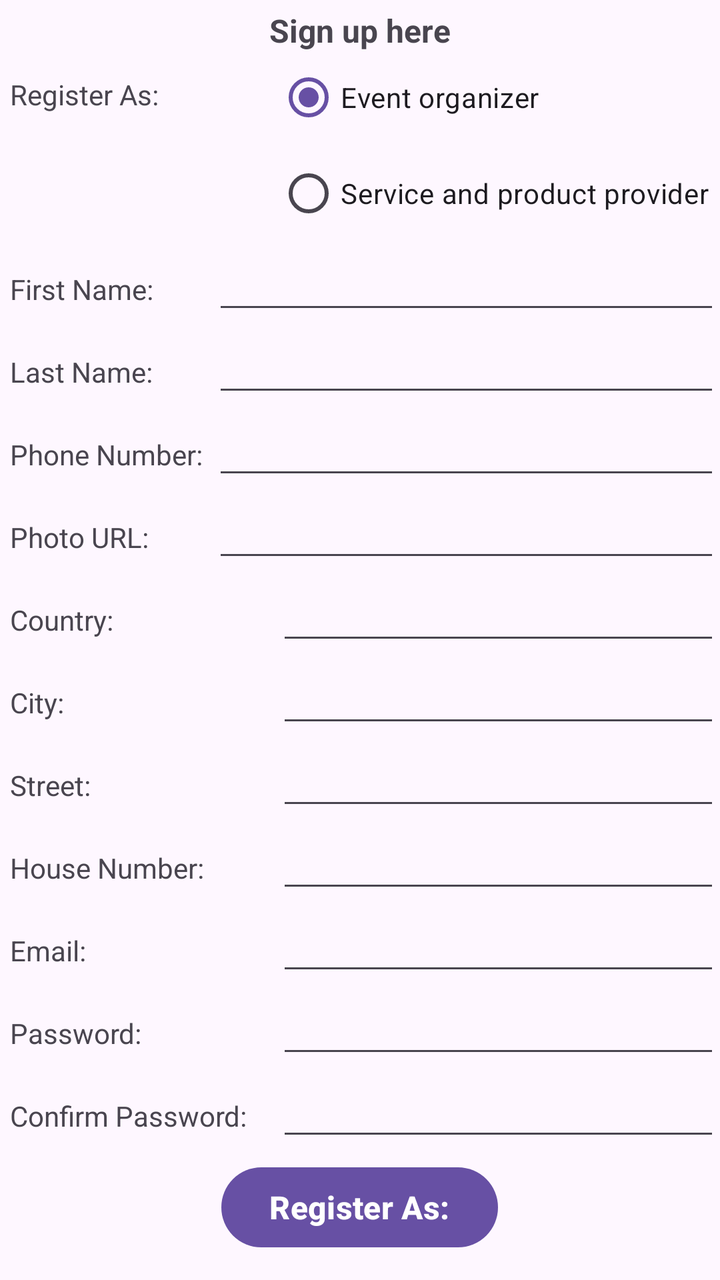
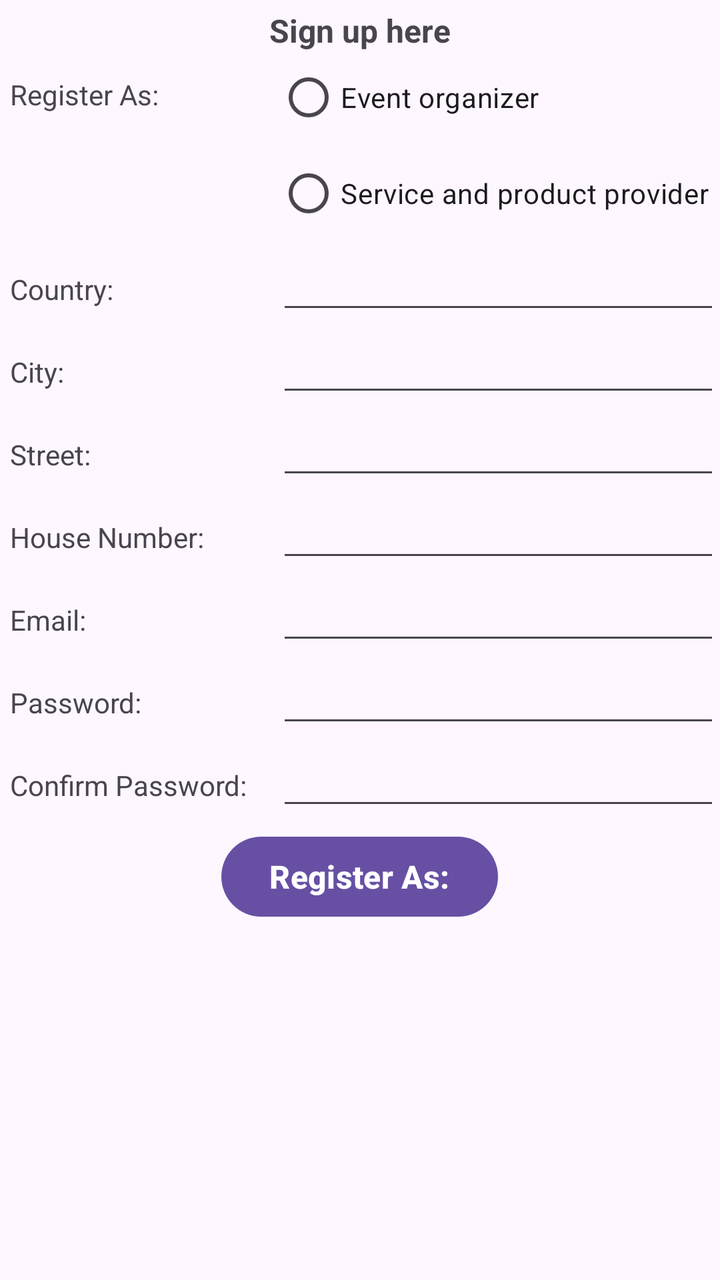

The first picture is an Android layout as it rendered before a commit; the second is the same layout after the commit. The layout source and the unified diff follow.
<!-- AndroidManifest.xml: application theme Theme.EventPlanner -->
<!-- res/layout/activity_registration_screen.xml -->
<?xml version="1.0" encoding="utf-8"?>
<TableLayout xmlns:android="http://schemas.android.com/apk/res/android"
    xmlns:app="http://schemas.android.com/apk/res-auto"
    xmlns:tools="http://schemas.android.com/tools"
    android:id="@+id/main"
    android:layout_width="match_parent"
    android:layout_height="match_parent"
    tools:context=".RegistrationScreen">

    <TableRow
        android:layout_width="match_parent"
        android:layout_height="wrap_content"
        android:gravity="center">

        <TextView
            android:layout_width="wrap_content"
            android:layout_height="wrap_content"
            android:layout_marginTop="3dp"
            android:gravity="center"
            android:text="@string/sign_up_message"
            android:textSize="16sp"
            android:textStyle="bold" />
    </TableRow>

    <TableRow
        android:layout_width="match_parent"
        android:layout_height="wrap_content">

        <TextView
            android:layout_width="65dp"
            android:layout_height="wrap_content"
            android:layout_marginTop="10dp"
            android:includeFontPadding="false"
            android:padding="5dp"
            android:text="@string/register_as" />

        <RadioGroup
            android:id="@+id/register_rg"
            android:layout_width="0dp"
            android:layout_height="wrap_content"
            android:layout_weight="1">

            <RadioButton android:layout_width="wrap_content"
                android:layout_height="wrap_content"
                android:checked="true"
                android:text="Event organizer" />

            <RadioButton
                android:layout_width="wrap_content"
                android:layout_height="wrap_content"
                android:text="Service and product provider" />
        </RadioGroup>
    </TableRow>

    <include
        android:id="@+id/eoinputs"
        layout="@layout/event_organizer_inputs"
        android:visibility="visible" />

    <include
        android:id="@+id/sppinputs"
        layout="@layout/spp_inputs"
        android:visibility="gone"/>

    <TableRow
        android:layout_width="match_parent"
        android:layout_height="wrap_content">

        <TextView
            android:layout_width="wrap_content"
            android:layout_height="wrap_content"
            android:padding="5dp"
            android:labelFor="@id/country"
            android:text="Country:" />

        <EditText
            android:id="@+id/country"
            android:layout_width="0dp"
            android:layout_height="wrap_content"
            android:layout_weight="1"
            android:inputType="text"
            android:autofillHints="" />
    </TableRow>

    <TableRow
        android:layout_width="match_parent"
        android:layout_height="wrap_content">

        <TextView
            android:layout_width="wrap_content"
            android:layout_height="wrap_content"
            android:padding="5dp"
            android:labelFor="@id/city"
            android:text="City:" />

        <EditText
            android:id="@+id/city"
            android:layout_width="0dp"
            android:layout_height="wrap_content"
            android:layout_weight="1"
            android:inputType="text"
            android:autofillHints="" />
    </TableRow>

    <TableRow
        android:layout_width="match_parent"
        android:layout_height="wrap_content">

        <TextView
            android:layout_width="wrap_content"
            android:layout_height="wrap_content"
            android:padding="5dp"
            android:labelFor="@id/street"
            android:text="Street:" />

        <EditText
            android:id="@+id/street"
            android:layout_width="0dp"
            android:layout_height="wrap_content"
            android:layout_weight="1"
            android:inputType="text"
            android:autofillHints="" />
    </TableRow>

    <TableRow
        android:layout_width="match_parent"
        android:layout_height="wrap_content">

        <TextView
            android:layout_width="wrap_content"
            android:layout_height="wrap_content"
            android:padding="5dp"
            android:labelFor="@id/house_number"
            android:text="House Number:" />

        <EditText
            android:id="@+id/house_number"
            android:layout_width="0dp"
            android:layout_height="wrap_content"
            android:layout_weight="1"
            android:inputType="text"
            android:autofillHints="" />
    </TableRow>

    <TableRow
        android:layout_width="match_parent"
        android:layout_height="wrap_content">

        <TextView
            android:layout_width="wrap_content"
            android:layout_height="wrap_content"
            android:padding="5dp"
            android:labelFor="@id/email"
            android:text="Email:" />

        <EditText
            android:id="@+id/email"
            android:layout_width="0dp"
            android:layout_height="wrap_content"
            android:layout_weight="1"
            android:inputType="textEmailAddress"
            android:autofillHints="" />
    </TableRow>

    <TableRow
        android:layout_width="match_parent"
        android:layout_height="wrap_content">

        <TextView
            android:layout_width="wrap_content"
            android:layout_height="wrap_content"
            android:padding="5dp"
            android:labelFor="@id/password"
            android:text="Password:" />

        <EditText
            android:id="@+id/password"
            android:layout_width="0dp"
            android:layout_height="wrap_content"
            android:layout_weight="1"
            android:inputType="textPassword"
            android:autofillHints="" />
    </TableRow>

    <TableRow
        android:layout_width="match_parent"
        android:layout_height="wrap_content">

        <TextView
            android:layout_width="wrap_content"
            android:layout_height="wrap_content"
            android:padding="5dp"
            android:labelFor="@id/password_confirm"
            android:text="Confirm Password:" />

        <EditText
            android:id="@+id/password_confirm"
            android:layout_width="0dp"
            android:layout_height="wrap_content"
            android:layout_weight="1"
            android:inputType="textPassword"
            android:autofillHints="" />
    </TableRow>

    <TableRow
        android:layout_width="match_parent"
        android:layout_height="wrap_content"
        android:gravity="center">

        <Button
            android:layout_width="wrap_content"
            android:layout_height="wrap_content"
            android:layout_marginTop="3dp"
            android:gravity="center"
            android:text="@string/register_as"
            android:textSize="16sp"
            android:textStyle="bold" />
    </TableRow>
</TableLayout>
<!-- res/layout/event_organizer_inputs.xml (included above) -->
<?xml version="1.0" encoding="utf-8"?>
<TableLayout xmlns:android="http://schemas.android.com/apk/res/android"
    android:id="@+id/eoinputs"
    android:layout_width="match_parent"
    android:layout_height="wrap_content">

        <TableRow
            android:layout_width="match_parent"
            android:layout_height="wrap_content">

            <TextView
                android:layout_width="wrap_content"
                android:layout_height="wrap_content"
                android:padding="5dp"
                android:labelFor="@id/first_name"
                android:text="First Name:" />

            <EditText
                android:id="@+id/first_name"
                android:layout_width="0dp"
                android:layout_height="wrap_content"
                android:layout_weight="1"
                android:inputType="text"
                android:autofillHints="" />
        </TableRow>

        <TableRow
            android:layout_width="match_parent"
            android:layout_height="wrap_content">

            <TextView
                android:layout_width="wrap_content"
                android:layout_height="wrap_content"
                android:padding="5dp"
                android:labelFor="@id/last_name"
                android:text="Last Name:" />

            <EditText
                android:id="@+id/last_name"
                android:layout_width="0dp"
                android:layout_height="wrap_content"
                android:layout_weight="1"
                android:inputType="text"
                android:autofillHints="" />
        </TableRow>

        <TableRow
            android:layout_width="match_parent"
            android:layout_height="wrap_content">

            <TextView
                android:layout_width="wrap_content"
                android:layout_height="wrap_content"
                android:padding="5dp"
                android:labelFor="@id/phone_number_eo"
                android:text="Phone Number:" />

            <EditText
                android:id="@+id/phone_number_eo"
                android:layout_width="0dp"
                android:layout_height="wrap_content"
                android:layout_weight="1"
                android:inputType="text"
                android:autofillHints="" />
        </TableRow>

        <TableRow
            android:layout_width="match_parent"
            android:layout_height="wrap_content">

            <TextView
                android:layout_width="wrap_content"
                android:layout_height="wrap_content"
                android:padding="5dp"
                android:labelFor="@id/photo_url"
                android:text="Photo URL:" />

            <EditText
                android:id="@+id/photo_url"
                android:layout_width="0dp"
                android:layout_height="wrap_content"
                android:layout_weight="1"
                android:inputType="textUri"
                android:autofillHints="" />
        </TableRow>
</TableLayout>
<!-- res/layout/spp_inputs.xml (included above) -->
<?xml version="1.0" encoding="utf-8"?>
<TableLayout xmlns:android="http://schemas.android.com/apk/res/android"
    android:id="@+id/sppinputs"
    android:layout_width="match_parent"
    android:layout_height="wrap_content">


        <TextView
            android:layout_width="wrap_content"
            android:layout_height="wrap_content"
            android:padding="5dp"
            android:labelFor="@id/org_name"
            android:text="Organization Name:" />

        <EditText
            android:id="@+id/org_name"
            android:layout_width="0dp"
            android:layout_height="wrap_content"
            android:inputType="text"
            android:autofillHints="" />

        <TextView
            android:layout_width="wrap_content"
            android:layout_height="wrap_content"
            android:padding="5dp"
            android:labelFor="@id/org_desc"
            android:text="Organization Description:" />

        <EditText
            android:id="@+id/org_desc"
            android:layout_width="0dp"
            android:layout_height="wrap_content"
            android:layout_weight="1"
            android:inputType="text"
            android:autofillHints="" />
</TableLayout>
<!-- resources referenced by this layout -->
<resources>
  <string name="register_as">Register As:</string>
  <string name="sign_up_message">Sign up here</string>
  <style name="Theme.EventPlanner" parent="Base.Theme.EventPlanner" />
  <style name="Base.Theme.EventPlanner" parent="Theme.Material3.DayNight.NoActionBar">
          
          
      </style>
</resources>

<!-- the commit's change to res/layout/activity_registration_screen.xml (unified diff, before → after) -->
@@ -38,14 +38,17 @@
             android:id="@+id/register_rg"
             android:layout_width="0dp"
             android:layout_height="wrap_content"
-            android:layout_weight="1">
-
-            <RadioButton android:layout_width="wrap_content"
-                android:layout_height="wrap_content"
-                android:checked="true"
+            android:layout_weight="1"
+            android:orientation="vertical">
+
+            <RadioButton
+                android:id="@+id/rb_event_organizer"
+                android:layout_width="wrap_content"
+                android:layout_height="wrap_content"
                 android:text="Event organizer" />
 
             <RadioButton
+                android:id="@+id/rb_service_provider"
                 android:layout_width="wrap_content"
                 android:layout_height="wrap_content"
                 android:text="Service and product provider" />
@@ -55,7 +58,7 @@
     <include
         android:id="@+id/eoinputs"
         layout="@layout/event_organizer_inputs"
-        android:visibility="visible" />
+        android:visibility="gone" />
 
     <include
         android:id="@+id/sppinputs"
@@ -311,33 +314,43 @@
     android:layout_width="match_parent"
     android:layout_height="wrap_content">
 
-
-        <TextView
-            android:layout_width="wrap_content"
-            android:layout_height="wrap_content"
-            android:padding="5dp"
-            android:labelFor="@id/org_name"
-            android:text="Organization Name:" />
-
-        <EditText
-            android:id="@+id/org_name"
-            android:layout_width="0dp"
-            android:layout_height="wrap_content"
-            android:inputType="text"
-            android:autofillHints="" />
-
-        <TextView
-            android:layout_width="wrap_content"
-            android:layout_height="wrap_content"
-            android:padding="5dp"
-            android:labelFor="@id/org_desc"
-            android:text="Organization Description:" />
-
-        <EditText
-            android:id="@+id/org_desc"
-            android:layout_width="0dp"
-            android:layout_height="wrap_content"
-            android:layout_weight="1"
-            android:inputType="text"
-            android:autofillHints="" />
+        <TableRow
+            android:layout_width="match_parent"
+            android:layout_height="wrap_content">
+
+                <TextView
+                    android:layout_width="wrap_content"
+                    android:layout_height="wrap_content"
+                    android:padding="5dp"
+                    android:labelFor="@id/org_name"
+                    android:text="Organization name:" />
+
+                <EditText
+                    android:id="@+id/org_name"
+                    android:layout_width="0dp"
+                    android:layout_height="wrap_content"
+                    android:layout_weight="1"
+                    android:inputType="text"
+                    android:autofillHints="" />
+        </TableRow>
+
+        <TableRow
+            android:layout_width="match_parent"
+            android:layout_height="wrap_content">
+
+                <TextView
+                    android:layout_width="wrap_content"
+                    android:layout_height="wrap_content"
+                    android:padding="5dp"
+                    android:labelFor="@id/org_desc"
+                    android:text="Organization desc:" />
+
+                <EditText
+                    android:id="@+id/org_desc"
+                    android:layout_width="0dp"
+                    android:layout_height="wrap_content"
+                    android:layout_weight="1"
+                    android:inputType="text"
+                    android:autofillHints="" />
+        </TableRow>
 </TableLayout>
